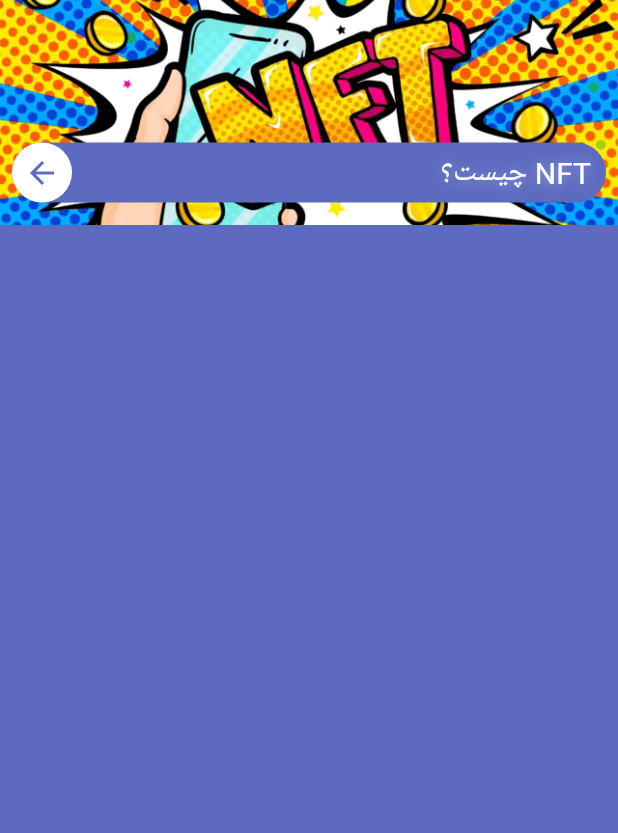
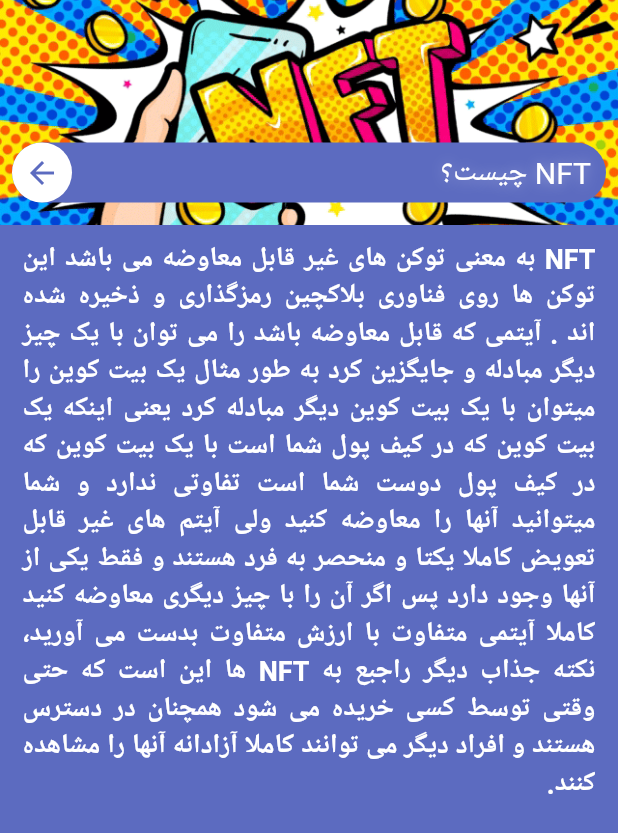
Before and after one commit to mahdiyarz/nft_guide, a Flutter app: the screen it shows after launch, after a tap on "فصل اول", on a phone screen of 412 x 824 dp. Shown: the top 833 px of the screen. Run offline on Flutter 3.47's test engine with Material 2 defaults, Android fonts, the phone set to English and light mode, and no system bars.

Commit message:
Set text widget for descriptions on detail screen

```diff
--- a/lib/models/nftModel.dart
+++ b/lib/models/nftModel.dart
@@ -13,7 +13,8 @@ List<Nfts> nftsData = [
   Nfts(
     chapter: 'فصل اول',
     title: 'NFT چیست؟',
-    descriptions: 'EXP',
+    descriptions:
+        'NFT  به معنی توکن های غیر قابل معاوضه می باشد این توکن ها روی فناوری بلاکچین رمزگذاری و ذخیره شده اند . آیتمی که قابل معاوضه باشد را می توان با یک  چیز دیگر مبادله و جایگزین کرد به طور مثال یک بیت کوین را میتوان با یک بیت کوین دیگر مبادله کرد یعنی اینکه یک بیت کوین که در کیف پول شما است با یک بیت کوین که در کیف پول دوست شما است تفاوتی ندارد و شما میتوانید آنها را معاوضه کنید ولی آیتم های غیر قابل تعویض کاملا یکتا و منحصر به فرد هستند و فقط یکی از آنها وجود دارد پس اگر آن را با چیز دیگری معاوضه کنید کاملا آیتمی متفاوت با ارزش متفاوت بدست می آورید، نکته جذاب دیگر راجبع به NFT ها این است که حتی وقتی توسط کسی خریده می شود همچنان در دسترس هستند و افراد دیگر می توانند کاملا آزادانه آنها را مشاهده کنند.',
     image: 'images/chapter1.png',
   ),
   Nfts(
--- a/lib/screens/chapterDetail.dart
+++ b/lib/screens/chapterDetail.dart
@@ -13,7 +13,8 @@ class ChapterDetail extends StatelessWidget {
   Widget build(BuildContext context) {
     return Scaffold(
       backgroundColor: Colors.indigo[400],
-      body: Column(
+      body: SingleChildScrollView(
+        child: Column(
           children: [
             Container(
               width: MediaQuery.of(context).size.width,
@@ -77,7 +78,24 @@ class ChapterDetail extends StatelessWidget {
                 ),
               ),
             ),
+            Padding(
+              padding: const EdgeInsets.symmetric(
+                horizontal: 15,
+                vertical: 10,
+              ),
+              child: Text(
+                descriptions,
+                textDirection: TextDirection.rtl,
+                textAlign: TextAlign.justify,
+                style: const TextStyle(
+                  color: Colors.white,
+                  fontWeight: FontWeight.bold,
+                  fontSize: 18,
+                ),
+              ),
+            ),
           ],
+        ),
       ),
     );
   }
```
Lines whose indentation alone changed are shown as unchanged.
